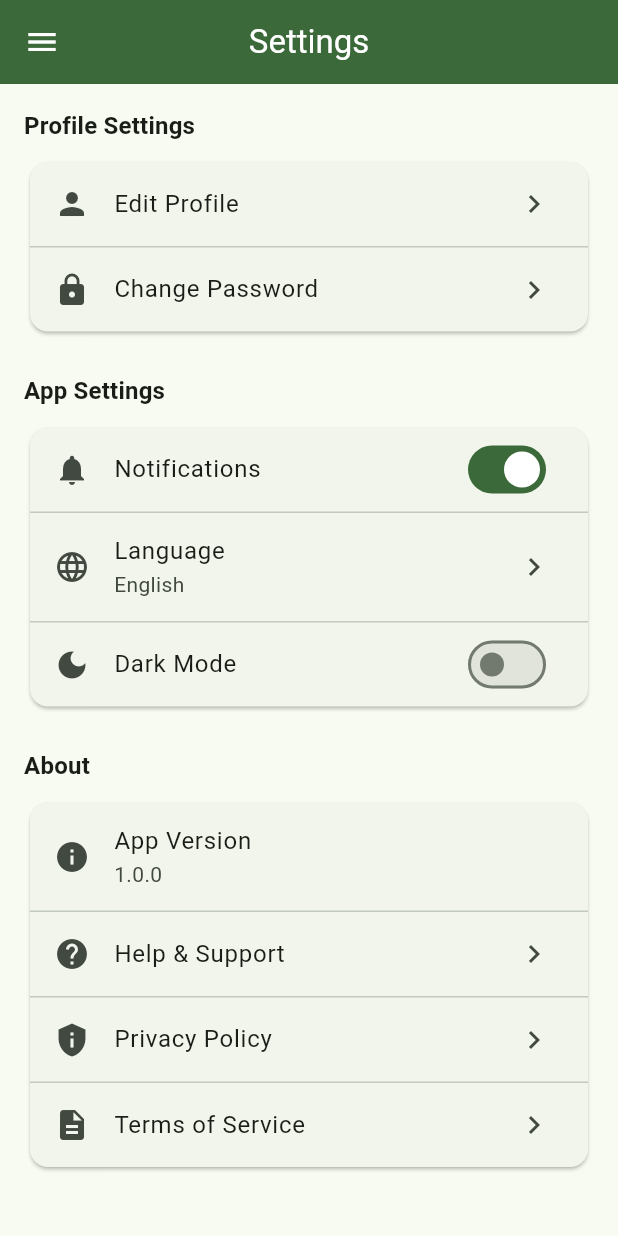
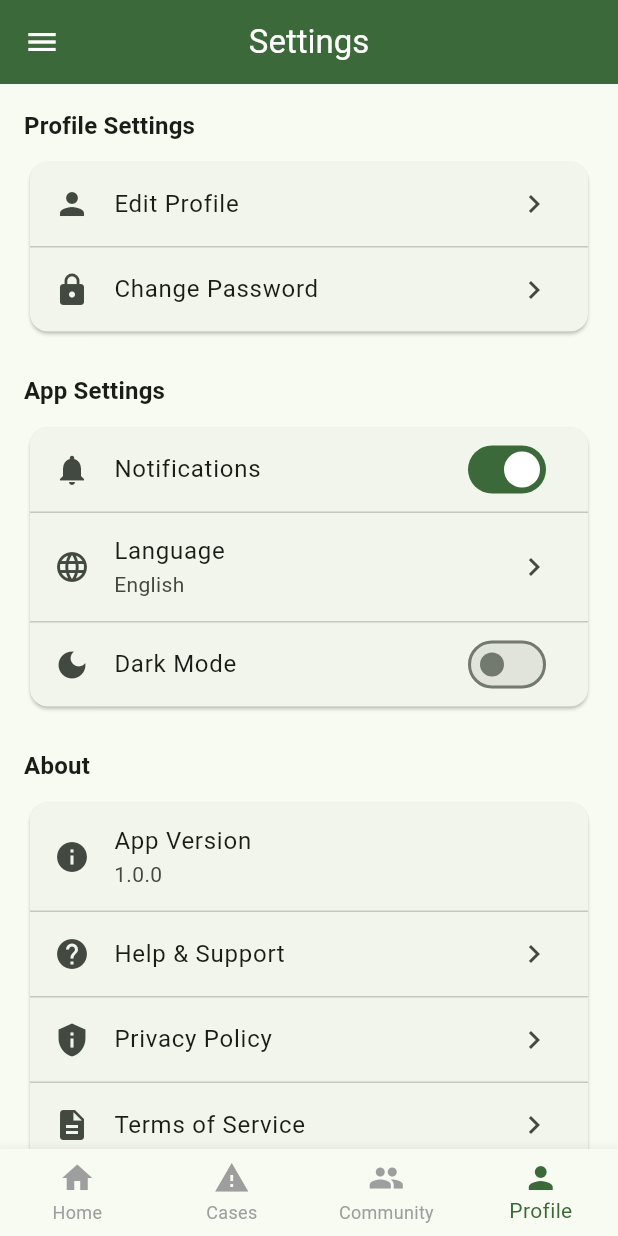
Before and after one commit to josephine324/AnimalGuardian, a Flutter app: the _ProfileTab screen opened directly with empty values, after a tap on "Settings", on a phone screen of 412 x 824 dp. Run offline on Flutter 3.47's test engine with Material 3 defaults, Android fonts, the phone set to English and light mode, and no system bars; our stand-ins replace flutter_riverpod, flutter_secure_storage, go_router, image_picker; accounts and stored records are empty.

Commit message:
Fix Settings screen: add bottom nav bar, working toggle switches, and functional drawer menu

```diff
--- a/frontend/lib/features/home/presentation/screens/dashboard_screen.dart
+++ b/frontend/lib/features/home/presentation/screens/dashboard_screen.dart
@@ -28,7 +28,7 @@ class _DashboardScreenState extends State<DashboardScreen> {
       _HomeTab(scaffoldKey: _scaffoldKey),
       _CasesTab(scaffoldKey: _scaffoldKey),
       _CommunityTab(scaffoldKey: _scaffoldKey),
-      _ProfileTab(scaffoldKey: _scaffoldKey),
+      _ProfileTab(scaffoldKey: _scaffoldKey, onTabChanged: changeTab),
     ]);
   }
 
@@ -2057,8 +2057,48 @@ class _HourlyForecast extends StatelessWidget {
 // Profile Tab
 class _ProfileTab extends StatelessWidget {
   final GlobalKey<ScaffoldState> scaffoldKey;
-
-  const _ProfileTab({required this.scaffoldKey});
+  final Function(int)? onTabChanged;
+
+  const _ProfileTab({required this.scaffoldKey, this.onTabChanged});
+
+  Widget _buildBottomNavigationBarForChild(BuildContext context) {
+    return BottomNavigationBar(
+      currentIndex: 3, // Profile tab index
+      onTap: (index) {
+        Navigator.of(context).popUntil((route) => route.isFirst);
+        // Use callback if provided to change tab
+        if (onTabChanged != null) {
+          Future.delayed(const Duration(milliseconds: 100), () {
+            onTabChanged!(index);
+          });
+        } else {
+          // Fallback: navigate to dashboard
+          context.go('/dashboard');
+        }
+      },
+      type: BottomNavigationBarType.fixed,
+      selectedItemColor: Theme.of(context).colorScheme.primary,
+      unselectedItemColor: Colors.grey,
+      items: const [
+        BottomNavigationBarItem(
+          icon: Icon(Icons.home),
+          label: 'Home',
+        ),
+        BottomNavigationBarItem(
+          icon: Icon(Icons.report_problem),
+          label: 'Cases',
+        ),
+        BottomNavigationBarItem(
+          icon: Icon(Icons.people),
+          label: 'Community',
+        ),
+        BottomNavigationBarItem(
+          icon: Icon(Icons.person),
+          label: 'Profile',
+        ),
+      ],
+    );
+  }
 
   @override
   Widget build(BuildContext context) {
@@ -2111,7 +2151,12 @@ class _ProfileTab extends StatelessWidget {
             onTap: () {
               Navigator.push(
                 context,
-                MaterialPageRoute(builder: (context) => _SettingsTab(scaffoldKey: scaffoldKey)),
+                MaterialPageRoute(
+                  builder: (context) => _SettingsTab(
+                    scaffoldKey: scaffoldKey,
+                    bottomNavBar: _buildBottomNavigationBarForChild(context),
+                  ),
+                ),
               );
             },
           ),
@@ -2138,23 +2183,31 @@ class _ProfileTab extends StatelessWidget {
 }
 
 // Settings Tab
-class _SettingsTab extends StatelessWidget {
+class _SettingsTab extends StatefulWidget {
   final GlobalKey<ScaffoldState> scaffoldKey;
   final Widget? bottomNavBar;
 
   const _SettingsTab({required this.scaffoldKey, this.bottomNavBar});
 
   @override
+  State<_SettingsTab> createState() => _SettingsTabState();
+}
+
+class _SettingsTabState extends State<_SettingsTab> {
+  bool _notificationsEnabled = true;
+  bool _darkModeEnabled = false;
+
+  @override
   Widget build(BuildContext context) {
     return Scaffold(
-      bottomNavigationBar: bottomNavBar,
+      bottomNavigationBar: widget.bottomNavBar,
       appBar: AppBar(
         title: const Text('Settings'),
         backgroundColor: Theme.of(context).colorScheme.primary,
         foregroundColor: Colors.white,
         leading: IconButton(
           icon: const Icon(Icons.menu),
-          onPressed: () => scaffoldKey.currentState?.openDrawer(),
+          onPressed: () => widget.scaffoldKey.currentState?.openDrawer(),
         ),
       ),
       body: ListView(
@@ -2177,7 +2230,7 @@ class _SettingsTab extends StatelessWidget {
                   trailing: const Icon(Icons.chevron_right),
                   onTap: () {
                     ScaffoldMessenger.of(context).showSnackBar(
-                      const SnackBar(content: Text('Feature coming soon!')),
+                      const SnackBar(content: Text('Edit profile feature coming soon!')),
                     );
                   },
                 ),
@@ -2188,7 +2241,7 @@ class _SettingsTab extends StatelessWidget {
                   trailing: const Icon(Icons.chevron_right),
                   onTap: () {
                     ScaffoldMessenger.of(context).showSnackBar(
-                      const SnackBar(content: Text('Feature coming soon!')),
+                      const SnackBar(content: Text('Change password feature coming soon!')),
                     );
                   },
                 ),
@@ -2211,8 +2264,18 @@ class _SettingsTab extends StatelessWidget {
                   leading: const Icon(Icons.notifications),
                   title: const Text('Notifications'),
                   trailing: Switch(
-                    value: true,
-                    onChanged: (value) {},
+                    value: _notificationsEnabled,
+                    onChanged: (value) {
+                      setState(() {
+                        _notificationsEnabled = value;
+                      });
+                      ScaffoldMessenger.of(context).showSnackBar(
+                        SnackBar(
+                          content: Text('Notifications ${value ? 'enabled' : 'disabled'}'),
+                          duration: const Duration(seconds: 1),
+                        ),
+                      );
+                    },
                   ),
                 ),
                 const Divider(height: 1),
@@ -2223,7 +2286,7 @@ class _SettingsTab extends StatelessWidget {
                   trailing: const Icon(Icons.chevron_right),
                   onTap: () {
                     ScaffoldMessenger.of(context).showSnackBar(
-                      const SnackBar(content: Text('Feature coming soon!')),
+                      const SnackBar(content: Text('Language selection coming soon!')),
                     );
                   },
                 ),
@@ -2232,8 +2295,18 @@ class _SettingsTab extends StatelessWidget {
                   leading: const Icon(Icons.dark_mode),
                   title: const Text('Dark Mode'),
                   trailing: Switch(
-                    value: false,
-                    onChanged: (value) {},
+                    value: _darkModeEnabled,
+                    onChanged: (value) {
+                      setState(() {
+                        _darkModeEnabled = value;
+                      });
+                      ScaffoldMessenger.of(context).showSnackBar(
+                        SnackBar(
+                          content: Text('Dark mode ${value ? 'enabled' : 'disabled'}'),
+                          duration: const Duration(seconds: 1),
+                        ),
+                      );
+                    },
                   ),
                 ),
               ],
```
